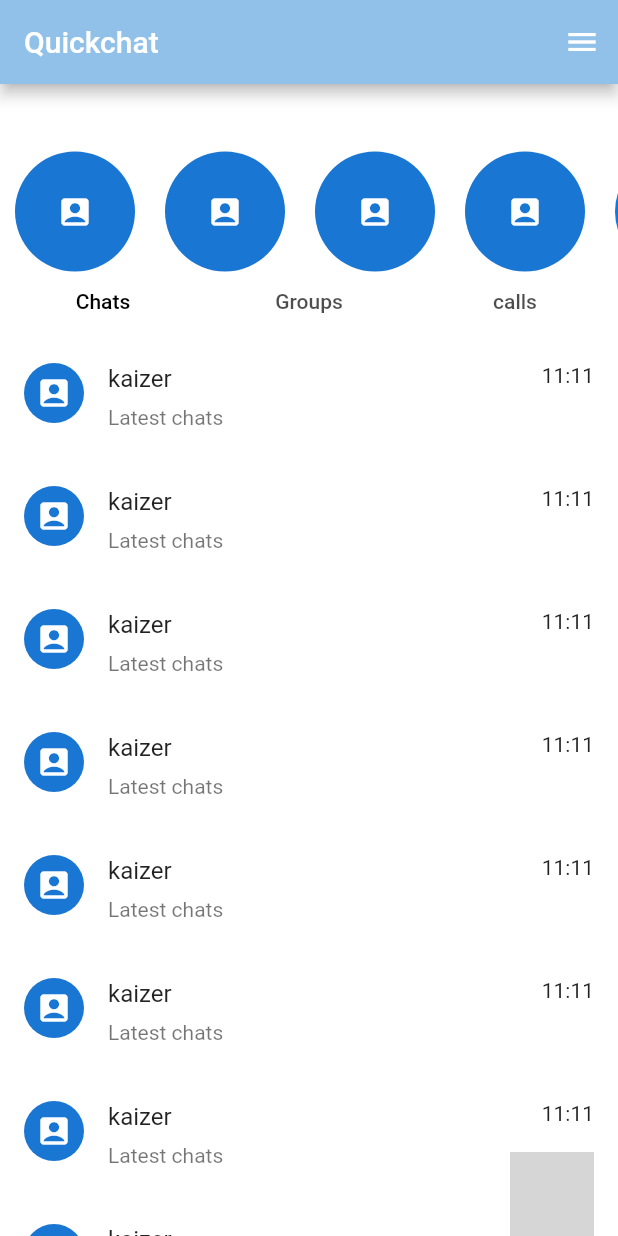
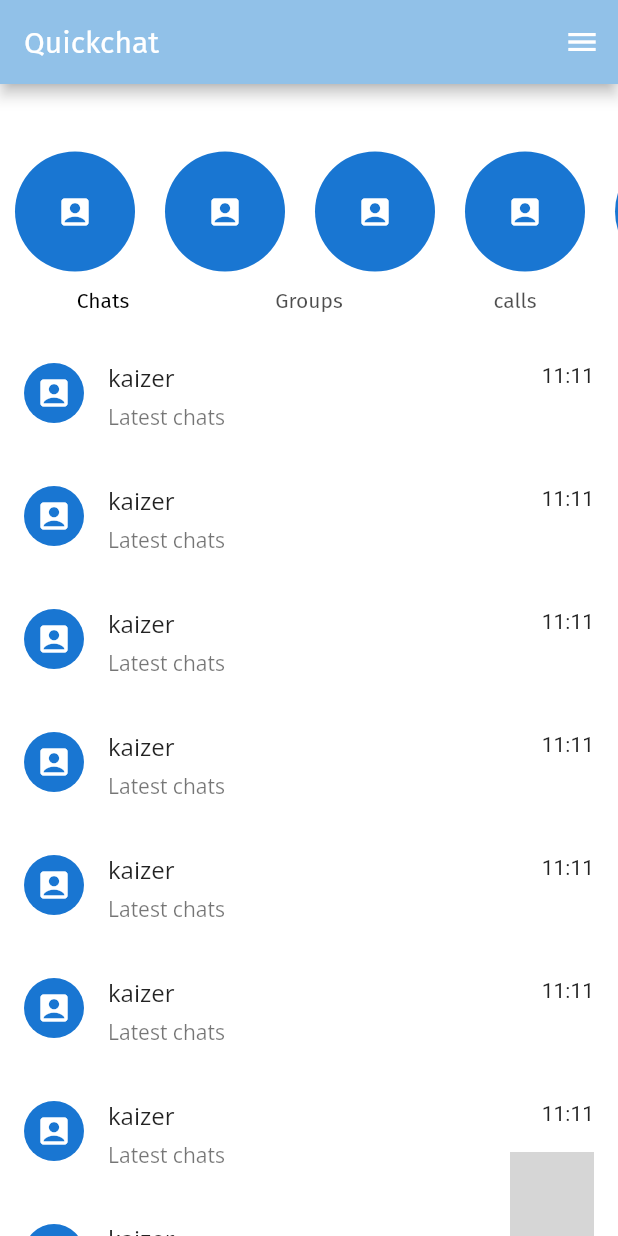
Before and after one commit to kaizer111/chattingapp, a Flutter app: the screen it shows after launch, on a phone screen of 412 x 824 dp. Run offline on Flutter 3.47's test engine with Material 2 defaults, Android fonts, the phone set to English and light mode, and no system bars; missing offline and left inert: floating_action_bubble; grey boxes are pictures that could not be loaded.

Commit message:
Added fonts

```diff
--- a/lib/Homepage.dart
+++ b/lib/Homepage.dart
@@ -47,7 +47,7 @@ class _HomePageState extends State<HomePage> with TickerProviderStateMixin{
         ),
         appBar: AppBar(
           backgroundColor: Color.fromARGB(255, 145, 193, 232),
-          title: const Text("Quickchat"),
+          title: const Text("Quickchat",style: TextStyle(fontFamily: "fira"),),
           // actions:  [
           //    const Icon(Icons.search),
           //    const SizedBox(
@@ -72,7 +72,7 @@ class _HomePageState extends State<HomePage> with TickerProviderStateMixin{
             ),
              bottom:  TabBar
              (
-              labelStyle: TextStyle(),
+              labelStyle: TextStyle(fontFamily: "fira"),
               controller: _tabController,
               indicatorColor: Colors.black,
               labelColor: Colors.black,
@@ -81,7 +81,7 @@ class _HomePageState extends State<HomePage> with TickerProviderStateMixin{
               insets: EdgeInsets.only(bottom: 8),
              ),
               tabs: const [
-               Tab(text: 'Chats'),
+               Tab(text: 'Chats',),
                Tab(text: 'Groups'),
                Tab(text: 'calls'),
             ],
--- a/lib/Screens/chats/chats.dart
+++ b/lib/Screens/chats/chats.dart
@@ -19,8 +19,8 @@ class chats extends StatelessWidget {
               leading: CircleAvatar(
                 child: Icon(Icons.account_box),   // instead of this icon this will be the persons profile picture
               ),
-              title: Text('kaizer'),
-              subtitle: Text('Latest chats'),
+              title: Text('kaizer',style: TextStyle(fontFamily: "open"),),
+              subtitle: Text('Latest chats',style: TextStyle(fontFamily: "open"),),
               trailing: Text('11:11'), // this will show the current time
             );
             },
```
Also changed, not shown: pubspec.yaml (+11 -16 lines), fonts/Fira.ttf (added), fonts/Open.ttf (added), fonts/Play.ttf (added).
